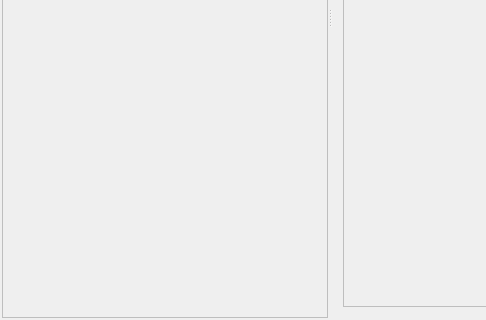
Before: the Qt Designer form src/ui/main_window.ui in abyss7/qide, drawn with Qt 5; both pictures show x 0 to 486 and y 305 to 625 of the 1127 by 625 pixel window.
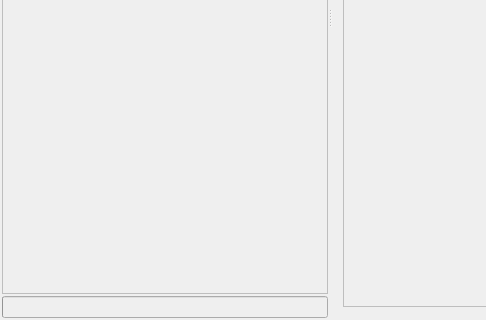
After: the same form once the commit is applied. Icons and pictures are not drawn. Custom widgets are drawn as their Qt base class.

Diff of the .ui file:
```diff
--- a/src/ui/main_window.ui
+++ b/src/ui/main_window.ui
@@ -225,6 +225,19 @@
           </attribute>
          </widget>
         </item>
+        <item>
+         <widget class="QProgressBar" name="progressBar">
+          <property name="value">
+           <number>0</number>
+          </property>
+          <property name="textVisible">
+           <bool>false</bool>
+          </property>
+          <property name="invertedAppearance">
+           <bool>false</bool>
+          </property>
+         </widget>
+        </item>
        </layout>
       </widget>
       <widget class="QWidget" name="layoutWidget">
```
